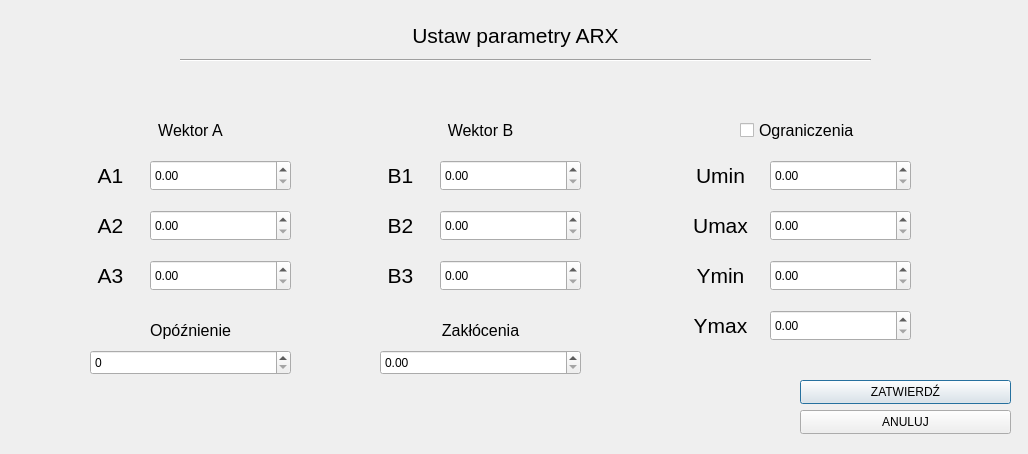
KacperSkowronski33/PKPROJEKT, file ui/arx_set_param.ui: the form before one commit.
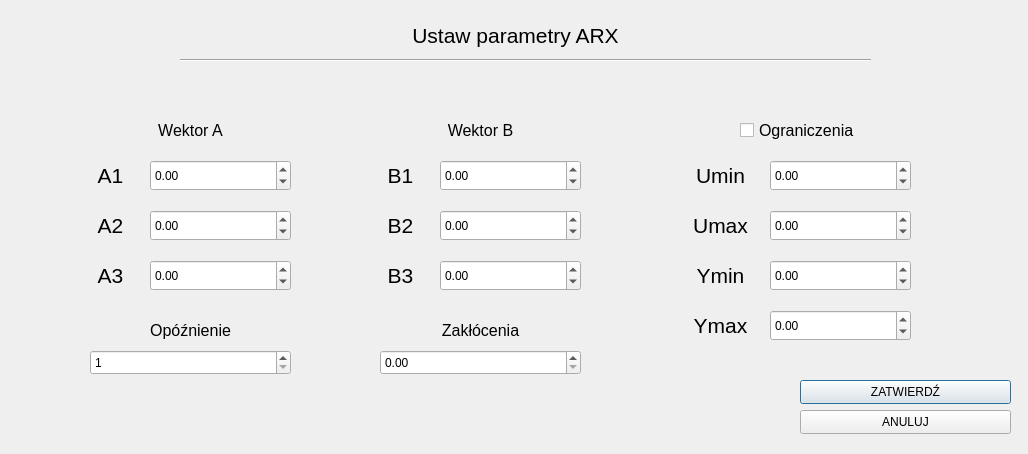
The form after the commit.

Patch:
```diff
--- a/ui/arx_set_param.ui
+++ b/ui/arx_set_param.ui
@@ -224,6 +224,9 @@
      <height>31</height>
     </rect>
    </property>
+   <property name="minimum">
+    <double>-99.989999999999995</double>
+   </property>
   </widget>
   <widget class="QDoubleSpinBox" name="a2_param">
    <property name="geometry">
@@ -234,6 +237,9 @@
      <height>31</height>
     </rect>
    </property>
+   <property name="minimum">
+    <double>-99.989999999999995</double>
+   </property>
   </widget>
   <widget class="QDoubleSpinBox" name="a3_param">
    <property name="geometry">
@@ -244,6 +250,9 @@
      <height>31</height>
     </rect>
    </property>
+   <property name="minimum">
+    <double>-99.989999999999995</double>
+   </property>
   </widget>
   <widget class="QDoubleSpinBox" name="b3_param">
    <property name="geometry">
@@ -254,6 +263,9 @@
      <height>31</height>
     </rect>
    </property>
+   <property name="minimum">
+    <double>-99.989999999999995</double>
+   </property>
   </widget>
   <widget class="QDoubleSpinBox" name="b2_param">
    <property name="geometry">
@@ -264,6 +276,9 @@
      <height>31</height>
     </rect>
    </property>
+   <property name="minimum">
+    <double>-99.989999999999995</double>
+   </property>
   </widget>
   <widget class="QDoubleSpinBox" name="b1_param">
    <property name="geometry">
@@ -274,6 +289,9 @@
      <height>31</height>
     </rect>
    </property>
+   <property name="minimum">
+    <double>-99.989999999999995</double>
+   </property>
   </widget>
   <widget class="QLabel" name="label_10">
    <property name="geometry">
@@ -326,6 +344,9 @@
      <height>25</height>
     </rect>
    </property>
+   <property name="minimum">
+    <number>1</number>
+   </property>
   </widget>
   <widget class="QDoubleSpinBox" name="zaklocenia_param">
    <property name="geometry">
@@ -409,6 +430,9 @@
      <height>31</height>
     </rect>
    </property>
+   <property name="minimum">
+    <double>-99.989999999999995</double>
+   </property>
   </widget>
   <widget class="QDoubleSpinBox" name="ymin_param">
    <property name="geometry">
@@ -419,6 +443,9 @@
      <height>31</height>
     </rect>
    </property>
+   <property name="minimum">
+    <double>-99.989999999999995</double>
+   </property>
   </widget>
   <widget class="QDoubleSpinBox" name="umin_param">
    <property name="geometry">
@@ -429,6 +456,9 @@
      <height>31</height>
     </rect>
    </property>
+   <property name="minimum">
+    <double>-99.989999999999995</double>
+   </property>
   </widget>
   <widget class="QDoubleSpinBox" name="ymax_param">
    <property name="geometry">
@@ -439,6 +469,9 @@
      <height>31</height>
     </rect>
    </property>
+   <property name="minimum">
+    <double>-99.989999999999995</double>
+   </property>
   </widget>
   <widget class="QLabel" name="label_16">
    <property name="geometry">
```
